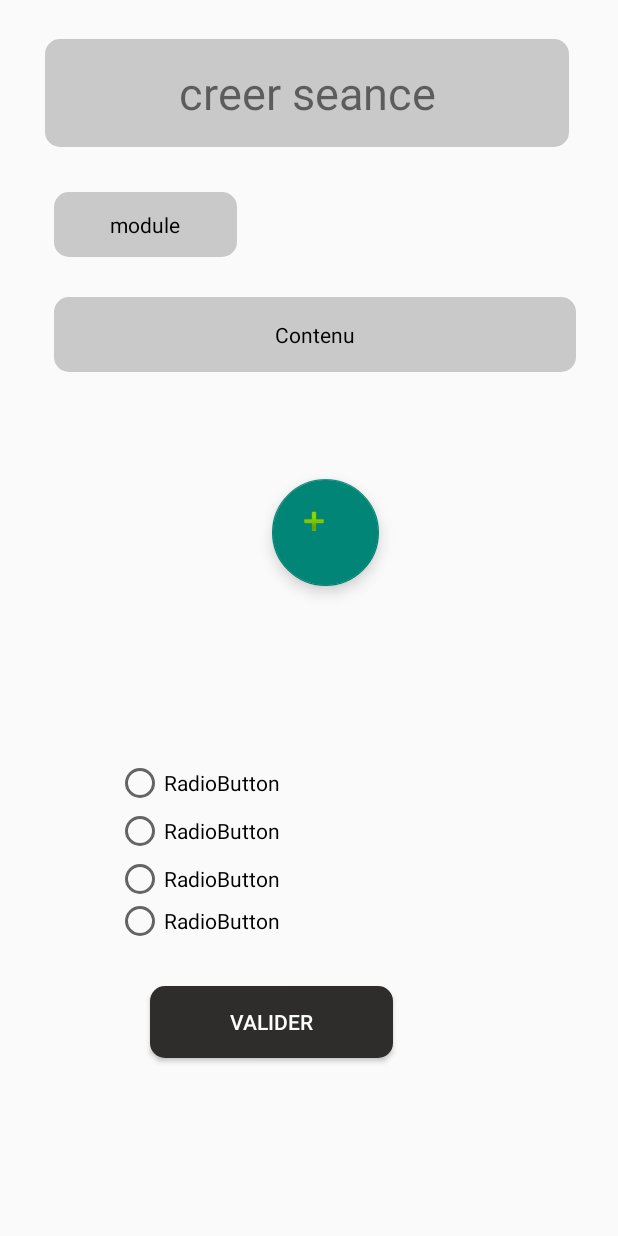
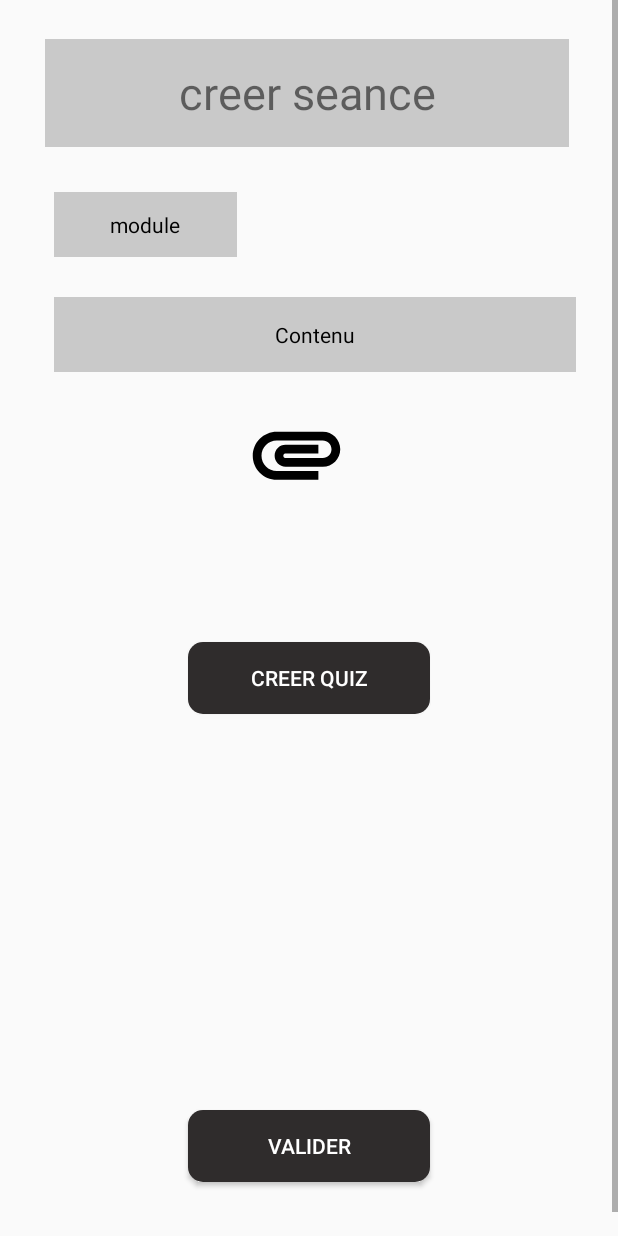
Before and after one commit to sim-fpt-usmba/E_Learning, an Android app: the ProfCreerSeanceActivity screen opened directly, with no data from a screen before it, on a phone screen of 412 x 824 dp. Run offline under Robolectric (Android 15) with nearby library versions, the phone set to English and light mode, and no system bars.

Commit message:
Quiz and fileChooser

```diff
--- a/app/build.gradle
+++ b/app/build.gradle
@@ -10,7 +10,7 @@ android {
         targetSdkVersion 29
         versionCode 1
         versionName "1.0"
-
+        vectorDrawables.useSupportLibrary = true
         testInstrumentationRunner "androidx.test.runner.AndroidJUnitRunner"
     }
 
--- a/app/src/main/AndroidManifest.xml
+++ b/app/src/main/AndroidManifest.xml
@@ -9,6 +9,9 @@
         android:roundIcon="@mipmap/ic_launcher_round"
         android:supportsRtl="true"
         android:theme="@style/Theme.AppCompat.Light.NoActionBar">
+        <activity android:name=".QuizPopUp"
+            android:theme="@style/AppTheme.MyTheme"
+            />
         <activity android:name=".ProfCreerSeanceActivity" />
         <activity android:name=".ProfModuleActivity" />
         <activity android:name=".EtudiantSeanceActivity" />
--- a/app/src/main/java/ma/ac/usmba/fpt/e_learning/ProfCreerSeanceActivity.java
+++ b/app/src/main/java/ma/ac/usmba/fpt/e_learning/ProfCreerSeanceActivity.java
@@ -1,16 +1,57 @@
 package ma.ac.usmba.fpt.e_learning;
 
+import androidx.annotation.Nullable;
 import androidx.appcompat.app.AppCompatActivity;
+import androidx.recyclerview.widget.RecyclerView;
 
+import android.content.Intent;
 import android.os.Bundle;
+import android.os.FileUtils;
+import android.util.Log;
+import android.view.View;
+import android.widget.Button;
+import android.widget.ImageView;
+import android.widget.TextView;
 
 public class ProfCreerSeanceActivity extends AppCompatActivity {
-
+    RecyclerView recyclerView;
+    Intent intent;
+    TextView textView;
     @Override
     protected void onCreate(Bundle savedInstanceState) {
         super.onCreate(savedInstanceState);
         setContentView(R.layout.activity_prof_creer_seance);
+        Button creer_seance = (Button) findViewById(R.id.btn_creer_quiz);
+        creer_seance.setOnClickListener(new View.OnClickListener() {
+            @Override
+            public void onClick(View v) {
+                Intent intent = new Intent(ProfCreerSeanceActivity.this,QuizPopUp.class);
+                startActivity(intent);
+            }
+        });
+        textView = (TextView) findViewById(R.id.file_name);
+        ImageView imageView = (ImageView) findViewById(R.id.image_view_attachement);
+        imageView.setOnClickListener(new View.OnClickListener() {
+            @Override
+            public void onClick(View v) {
+            intent = new Intent(Intent.ACTION_GET_CONTENT);
+            intent.setType("*/*");
+            startActivityForResult(intent,10);
+            }
+        });
+    }
 
-
+    @Override
+    protected void onActivityResult(int requestCode, int resultCode, @Nullable Intent data) {
+        super.onActivityResult(requestCode, resultCode, data);
+        switch (requestCode) {
+            case 10:
+                if (resultCode == RESULT_OK) {
+                    String path = data.getData().getPath();
+                    System.out.println(path);
+                    textView.setText(path);
+                }
+                break;
+        }
     }
 }
--- /dev/null
+++ b/app/src/main/res/drawable/custom_layout.xml
@@ -0,0 +1,6 @@
+<?xml version="1.0" encoding="utf-8"?>
+<shape xmlns:android="http://schemas.android.com/apk/res/android">
+    <corners android:radius="20dp"/>
+    <padding android:left="10dp" android:right="10dp" android:top="10dp" android:bottom="10dp"/>
+    <stroke android:width="1dp" android:color="#000000"/>
+</shape>
--- /dev/null
+++ b/app/src/main/res/drawable/ic_attachment.xml
@@ -0,0 +1,9 @@
+<vector xmlns:android="http://schemas.android.com/apk/res/android"
+        android:width="80dp"
+        android:height="80dp"
+        android:viewportWidth="24.0"
+        android:viewportHeight="24.0">
+    <path
+        android:fillColor="#FF000000"
+        android:pathData="M2,12.5C2,9.46 4.46,7 7.5,7H18c2.21,0 4,1.79 4,4s-1.79,4 -4,4H9.5C8.12,15 7,13.88 7,12.5S8.12,10 9.5,10H17v2H9.41c-0.55,0 -0.55,1 0,1H18c1.1,0 2,-0.9 2,-2s-0.9,-2 -2,-2H7.5C5.57,9 4,10.57 4,12.5S5.57,16 7.5,16H17v2H7.5C4.46,18 2,15.54 2,12.5z"/>
+</vector>
--- a/app/src/main/res/drawable/text_views.xml
+++ b/app/src/main/res/drawable/text_views.xml
@@ -1,5 +1,4 @@
 <?xml version="1.0" encoding="utf-8"?>
 <shape xmlns:android="http://schemas.android.com/apk/res/android" android:shape="rectangle">
     <solid android:color="#c9c9c9"/>
-    <corners android:radius="10dp"/>
 </shape>
--- a/app/src/main/res/layout/activity_prof_creer_seance.xml
+++ b/app/src/main/res/layout/activity_prof_creer_seance.xml
@@ -1,11 +1,15 @@
 <?xml version="1.0" encoding="utf-8"?>
-<androidx.constraintlayout.widget.ConstraintLayout xmlns:android="http://schemas.android.com/apk/res/android"
+<ScrollView xmlns:android="http://schemas.android.com/apk/res/android"
     xmlns:app="http://schemas.android.com/apk/res-auto"
     xmlns:tools="http://schemas.android.com/tools"
     android:layout_width="match_parent"
     android:layout_height="match_parent"
-    tools:context=".ProfCreerSeanceActivity">
+    tools:context=".ProfCreerSeanceActivity"
+    android:fillViewport="true">
 
+    <androidx.constraintlayout.widget.ConstraintLayout
+        android:layout_width="match_parent"
+        android:layout_height="wrap_content">
         <TextView
             android:id="@+id/text_view_create_session"
             android:layout_width="349dp"
@@ -90,106 +94,73 @@
             app:layout_constraintTop_toBottomOf="@+id/text_view_create_session"
             app:layout_constraintVertical_bias="0.0" />
 
-    <TextView
-        android:id="@+id/text_view_quiz"
-        android:layout_width="348dp"
-        android:layout_height="50dp"
-        android:layout_marginStart="36dp"
-        android:layout_marginLeft="36dp"
-        android:layout_marginTop="320dp"
-        android:layout_marginEnd="36dp"
-        android:layout_marginRight="36dp"
-        android:layout_marginBottom="592dp"
-        android:background="@drawable/text_views"
-        android:gravity="center"
-        android:text="@string/contenu"
-        android:textColor="#000000"
-        app:layout_constraintBottom_toBottomOf="parent"
-        app:layout_constraintEnd_toEndOf="parent"
-        app:layout_constraintHorizontal_bias="0.0"
-        app:layout_constraintStart_toStartOf="parent"
-        app:layout_constraintTop_toBottomOf="@+id/text_view_create_session"
-        app:layout_constraintVertical_bias="0.0" />
-
-    <com.google.android.material.floatingactionbutton.FloatingActionButton
-        android:id="@+id/add_file"
-        android:layout_width="71dp"
-        android:layout_height="78dp"
-        android:layout_marginStart="189dp"
-        android:layout_marginLeft="189dp"
-        android:layout_marginTop="71dp"
-        android:layout_marginEnd="199dp"
-        android:layout_marginRight="199dp"
-        android:layout_marginBottom="393dp"
-        android:clickable="true"
-        android:focusable="true"
-        app:layout_constraintBottom_toBottomOf="parent"
-        app:layout_constraintEnd_toEndOf="parent"
-        app:layout_constraintHorizontal_bias="0.17"
-        app:layout_constraintStart_toStartOf="parent"
-        app:layout_constraintTop_toBottomOf="@+id/text_view_contenu"
-        app:layout_constraintVertical_bias="0.0"
-        app:srcCompat="@android:drawable/ic_input_add" />
-
-    <RadioGroup
-        android:id="@+id/radioGroup"
-        android:layout_width="250dp"
-        android:layout_height="120dp"
-        android:layout_marginStart="77dp"
-        android:layout_marginLeft="77dp"
-        android:layout_marginTop="509dp"
-        android:layout_marginEnd="100dp"
-        android:layout_marginRight="100dp"
-        android:layout_marginBottom="222dp"
-        app:layout_constraintBottom_toBottomOf="parent"
-        app:layout_constraintEnd_toEndOf="parent"
-        app:layout_constraintHorizontal_bias="0.0"
-        app:layout_constraintStart_toStartOf="parent"
-        app:layout_constraintTop_toTopOf="parent"
-        app:layout_constraintVertical_bias="0.137">
-
-        <RadioButton
-            android:id="@+id/radioButton"
-            android:layout_width="match_parent"
-            android:layout_height="wrap_content"
-            android:text="RadioButton" />
-
-        <RadioButton
-            android:id="@+id/radioButton2"
-            android:layout_width="match_parent"
-            android:layout_height="wrap_content"
-            android:text="RadioButton" />
-
-        <RadioButton
-            android:id="@+id/radioButton3"
-            android:layout_width="match_parent"
-            android:layout_height="wrap_content"
-            android:text="RadioButton" />
-
-        <RadioButton
-            android:id="@+id/radioButton4"
-            android:layout_width="match_parent"
-            android:layout_height="wrap_content"
-            android:text="RadioButton" />
-    </RadioGroup>
-
         <Button
             android:id="@+id/button_valider"
             android:layout_width="match_parent"
             android:layout_height="wrap_content"
-        android:layout_marginStart="100dp"
-        android:layout_marginLeft="100dp"
-        android:layout_marginTop="31dp"
-        android:layout_marginEnd="150dp"
-        android:layout_marginRight="150dp"
-        android:layout_marginBottom="40dp"
+            android:layout_marginStart="125dp"
+            android:layout_marginLeft="125dp"
+            android:layout_marginEnd="125dp"
+            android:layout_marginRight="125dp"
+            android:layout_marginBottom="52dp"
             android:background="@drawable/my_buttons"
             android:text="@string/valider"
             android:textColor="#FFFFFFFF"
             app:layout_constraintBottom_toBottomOf="parent"
             app:layout_constraintEnd_toEndOf="parent"
+            app:layout_constraintHorizontal_bias="0.0"
+            app:layout_constraintStart_toStartOf="parent" />
+
+        <Button
+            android:id="@+id/btn_creer_quiz"
+            android:layout_width="match_parent"
+            android:layout_height="wrap_content"
+            android:layout_marginStart="125dp"
+            android:layout_marginLeft="125dp"
+            android:layout_marginEnd="125dp"
+            android:layout_marginRight="125dp"
+            android:layout_marginBottom="332dp"
+            android:background="@drawable/my_buttons"
+            android:text="@string/creer_quiz"
+            android:textColor="#FFFFFFFF"
+            app:layout_constraintBottom_toBottomOf="parent"
+            app:layout_constraintEnd_toEndOf="parent"
             app:layout_constraintHorizontal_bias="1.0"
             app:layout_constraintStart_toStartOf="parent"
-        app:layout_constraintTop_toBottomOf="@+id/radioGroup"
-        app:layout_constraintVertical_bias="0.0" />
+            app:layout_constraintTop_toBottomOf="@+id/text_view_contenu"
+            app:layout_constraintVertical_bias="0.849" />
+
+        <androidx.recyclerview.widget.RecyclerView
+            android:id="@+id/recycler_view_quizes"
+            android:layout_width="match_parent"
+            android:layout_height="189dp"
+            app:layout_constraintBottom_toTopOf="@+id/button_valider"
+            app:layout_constraintEnd_toEndOf="parent"
+            app:layout_constraintHorizontal_bias="0.0"
+            app:layout_constraintStart_toStartOf="parent"
+            app:layout_constraintTop_toBottomOf="@+id/btn_creer_quiz"
+            app:layout_constraintVertical_bias="0.373" />
+
+        <TextView
+            android:id="@+id/file_name"
+            android:layout_width="match_parent"
+            android:layout_height="38dp"
+            android:layout_marginBottom="32dp"
+            app:layout_constraintBottom_toTopOf="@+id/btn_creer_quiz"
+            app:layout_constraintEnd_toEndOf="parent"
+            app:layout_constraintHorizontal_bias="0.492"
+            app:layout_constraintStart_toStartOf="parent" />
+
+        <ImageView
+            android:id="@+id/image_view_attachement"
+            android:layout_width="79dp"
+            android:layout_height="70dp"
+            app:layout_constraintBottom_toTopOf="@+id/file_name"
+            app:layout_constraintEnd_toEndOf="@+id/text_view_contenu"
+            app:layout_constraintHorizontal_bias="0.518"
+            app:layout_constraintStart_toStartOf="parent"
+            app:layout_constraintTop_toBottomOf="@+id/text_view_contenu"
+            app:layout_constraintVertical_bias="0.49"
+            app:srcCompat="@drawable/ic_attachment" />
     </androidx.constraintlayout.widget.ConstraintLayout>
+</ScrollView>
--- a/app/src/main/res/values/strings.xml
+++ b/app/src/main/res/values/strings.xml
@@ -26,9 +26,14 @@
     <string name="m1_seance_1">M1: SEANCE 1</string>
     <string name="contenu">Contenu</string>
     <string name="discussion">Discussion</string>
+    <string name="creer_quiz">Creer Quiz</string>
+    <string name="question">Question</string>
+    <string name="reponses">Reponses</string>
+    <string name="ajouter">Ajouter</string>
     <string name="quiz">Quiz</string>
     <string name="module_1">Module 1</string>
     <string name="REF">REF</string>
     <string name="module">module</string>
     <string name="creer_seance">creer seance</string>
+    <string name="supprimer">Supprimer</string>
 </resources>
--- a/app/src/main/res/values/styles.xml
+++ b/app/src/main/res/values/styles.xml
@@ -7,5 +7,8 @@
         <item name="colorPrimaryDark">@color/colorPrimaryDark</item>
         <item name="colorAccent">@color/colorAccent</item>
     </style>
-
+    <style name="AppTheme.MyTheme">
+        <item name="android:windowIsTranslucent">true</item>
+        <item name="android:windowCloseOnTouchOutside">true</item>
+    </style>
 </resources>
```
Also changed, not shown: app/src/main/java/ma/ac/usmba/fpt/e_learning/Model/Quiz.java (added, +30 -0 lines), app/src/main/java/ma/ac/usmba/fpt/e_learning/RecyclerViewAdapter.java (added, +49 -0 lines), app/src/main/res/drawable/ic_delete.xml (added, +9 -0 lines), app/src/main/res/drawable/ic_file_add.xml (added, +9 -0 lines), app/src/main/res/layout/activity_quiz_pop_up.xml (added, +132 -0 lines), app/src/main/res/layout/recycler_row.xml (added, +38 -0 lines). Lines whose indentation alone changed are shown as unchanged.
